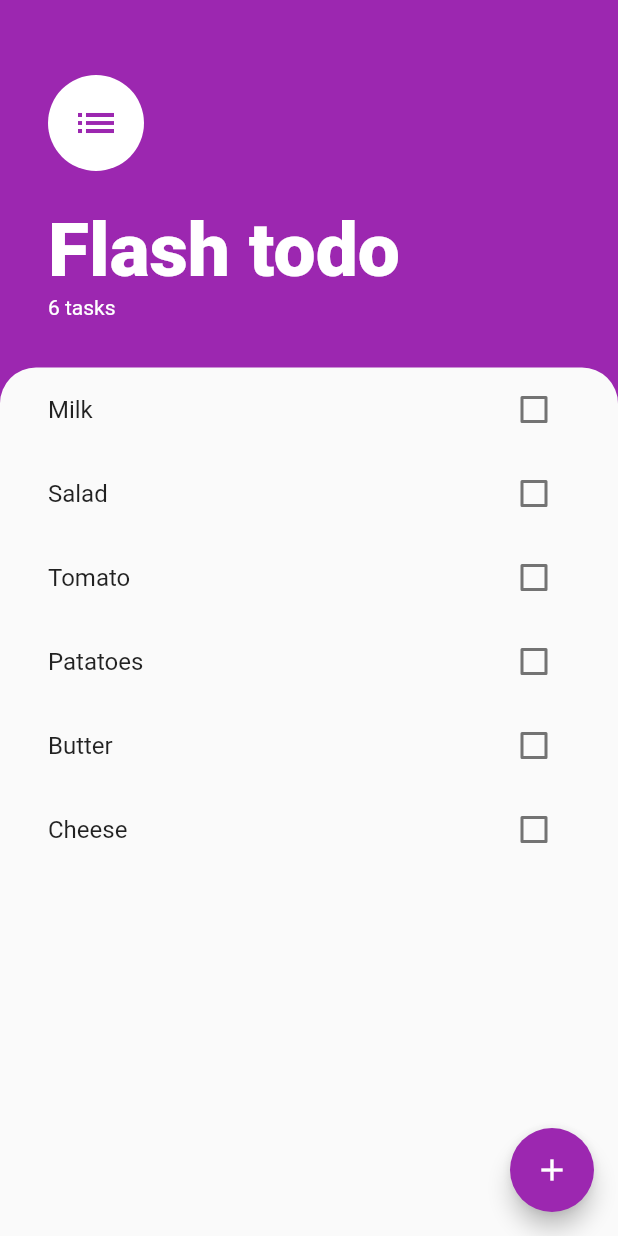
After one commit to gilhardl/flash_todo, a Flutter app: the screen it shows after launch, on a phone screen of 412 x 824 dp. The commit adds this screen. Run offline on Flutter 3.47's test engine with Material 2 defaults, Android fonts, the light colour scheme and no system bars.

Commit message:
refactor tasks list

```diff
--- a/lib/screens/tasks_screen.dart
+++ b/lib/screens/tasks_screen.dart
@@ -1,5 +1,6 @@
-import 'package:flashtodo/constants.dart';
 import 'package:flashtodo/models/task.dart';
+import 'package:flashtodo/screens/add_task_screen.dart';
+import 'package:flashtodo/widgets/tasks_list.dart';
 import 'package:flutter/material.dart';
 
 class TasksScreen extends StatefulWidget {
@@ -80,29 +81,13 @@ class _TasksScreenState extends State<TasksScreen> {
                 ),
               ),
               padding: EdgeInsets.symmetric(horizontal: 16.0),
-              child: _buildTasksList(),
+              child: TasksList(
+                tasks: tasks,
+              ),
             ),
           )
         ],
       ),
     );
   }
-
-  ListView _buildTasksList() {
-    return ListView(
-      children: tasks
-          .map((task) => ListTile(
-                title: Text(task.description),
-                trailing: Checkbox(
-                  value: task.done,
-                  onChanged: (value) {
-                    setState(() {
-                      task.done = value;
-                    });
-                  },
-                ),
-              ))
-          .toList(),
-    );
-  }
 }
--- /dev/null
+++ b/lib/widgets/tasks_list.dart
@@ -0,0 +1,32 @@
+import 'package:flashtodo/models/task.dart';
+import 'package:flutter/material.dart';
+
+class TasksList extends StatefulWidget {
+  TasksList({@required this.tasks});
+
+  List<Task> tasks;
+
+  @override
+  _TasksListState createState() => _TasksListState();
+}
+
+class _TasksListState extends State<TasksList> {
+  @override
+  Widget build(BuildContext context) {
+    return ListView(
+      children: widget.tasks
+          .map((task) => ListTile(
+                title: Text(task.description),
+                trailing: Checkbox(
+                  value: task.done,
+                  onChanged: (value) {
+                    setState(() {
+                      task.done = value;
+                    });
+                  },
+                ),
+              ))
+          .toList(),
+    );
+  }
+}
```
